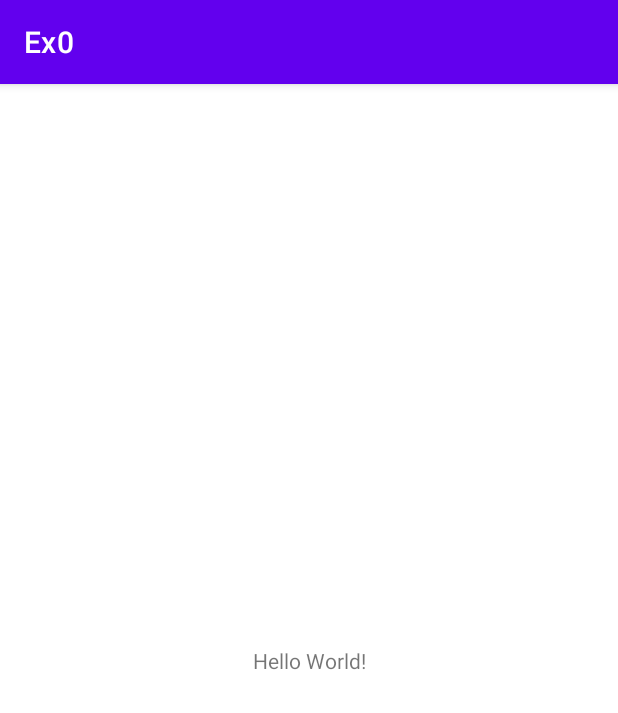
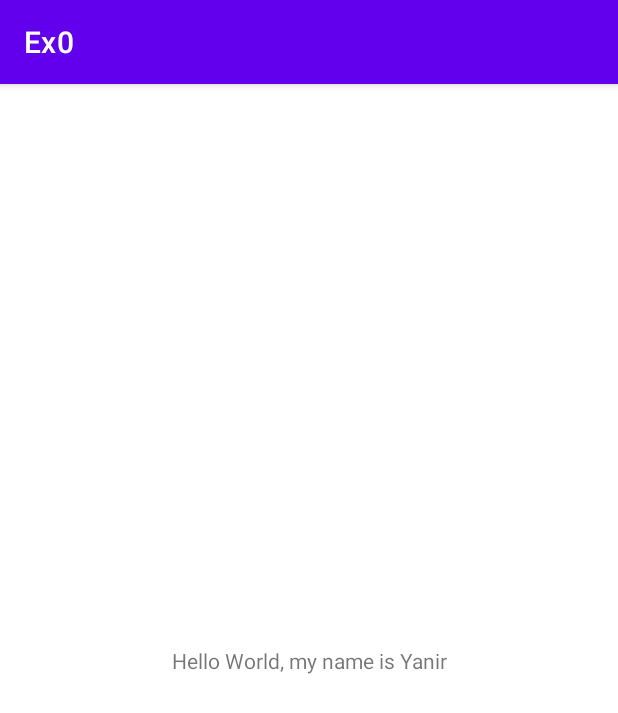
Before and after one commit to yanirelfasy/postpc-2021-ex0, an Android app: the screen it shows after launch (MainActivity), on a phone screen of 412 x 824 dp. Shown: the top 713 px of the screen. Run offline under Robolectric (Android 15) with nearby library versions, the phone set to English and light mode, and no system bars.

Commit message:
Task Done

```diff
--- a/app/src/main/res/layout/activity_main.xml
+++ b/app/src/main/res/layout/activity_main.xml
@@ -9,7 +9,7 @@
     <TextView
         android:layout_width="wrap_content"
         android:layout_height="wrap_content"
-        android:text="Hello World!"
+        android:text="Hello World, my name is Yanir"
         app:layout_constraintBottom_toBottomOf="parent"
         app:layout_constraintLeft_toLeftOf="parent"
         app:layout_constraintRight_toRightOf="parent"
```
